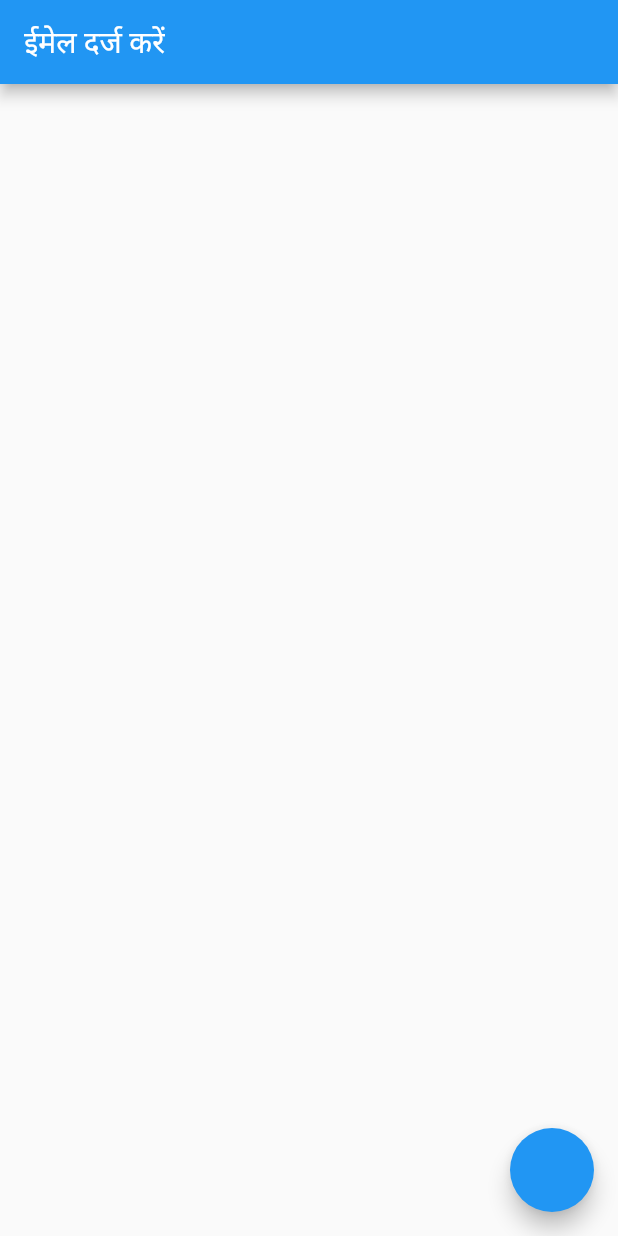
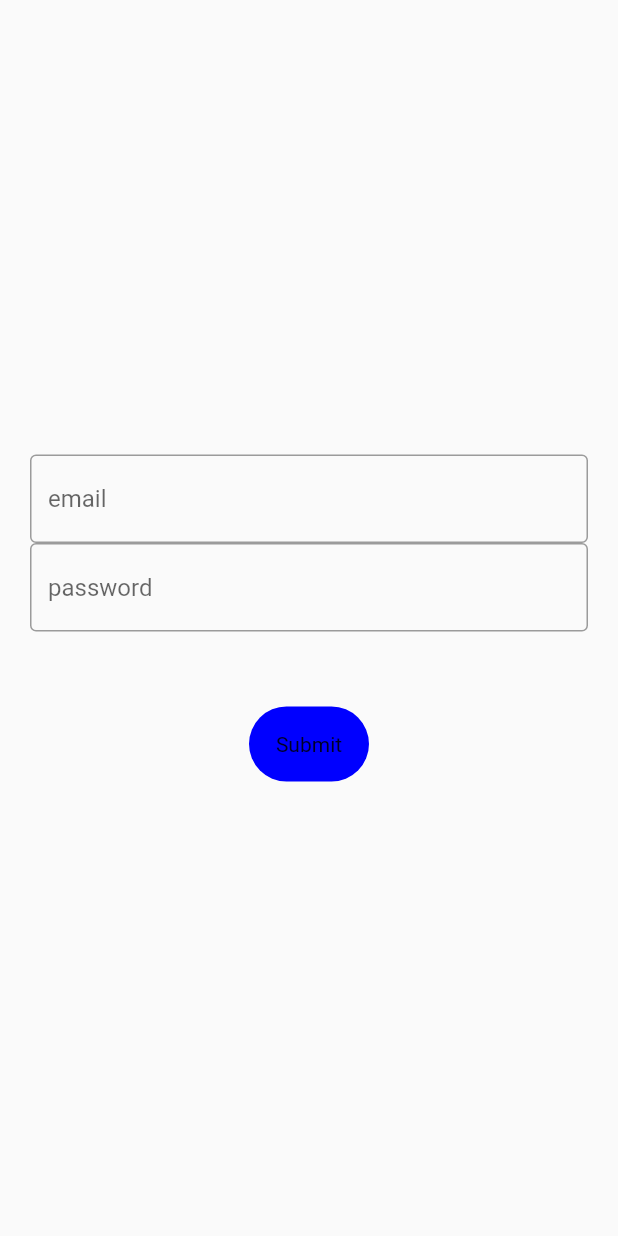
Before and after one commit to Surajpatra700/GetX_Project, a Flutter app: the screen it shows after launch, on a phone screen of 412 x 824 dp. Run offline on Flutter 3.47's test engine with Material 2 defaults, Android fonts, the phone set to English and light mode, and no system bars; our stand-ins replace fluttertoast, get, image_picker.

Commit message:
fifth commit

```diff
--- /dev/null
+++ b/assets/image_assets.dart
@@ -0,0 +1,3 @@
+class ImageAssets {
+  static const String splashScreen = "assets/images/bg.jpg";
+}
--- a/lib/data/network/network_api_services.dart
+++ b/lib/data/network/network_api_services.dart
@@ -39,7 +39,7 @@ class NetworkApiServices extends BaseApiServices {
     try {
       final response =
           await http.post(Uri.parse(url),
-          body: jsonEncode(data),
+          body: data,
           ).timeout(Duration(seconds: 10));
       responseJson = returnResponse(response);
     } on SocketException {
@@ -57,7 +57,8 @@ class NetworkApiServices extends BaseApiServices {
         dynamic responseJson = jsonDecode(response.body);
         return responseJson;
       case 400:
-        throw InvalidUrlException();
+        dynamic responseJson = jsonDecode(response.body);
+        return responseJson;
       default:
         throw FetchDataException();
     }
--- a/lib/main.dart
+++ b/lib/main.dart
@@ -27,8 +27,8 @@ class MyApp extends StatelessWidget {
     return GetMaterialApp(
       title: 'Flutter Demo',
       translations: Languages(),
-      locale: Locale("hi", "IN"),
-      //fallbackLocale: Locale("en","US"),
+      locale: Locale("en", "US"),
+      fallbackLocale: Locale("en","US"),
       debugShowCheckedModeBanner: false,
       theme: ThemeData(
         primarySwatch: Colors.blue,
--- /dev/null
+++ b/lib/repository/login_repository/login_repository.dart
@@ -0,0 +1,11 @@
+import 'package:getx_project/data/network/network_api_services.dart';
+import 'package:getx_project/resources/app_url/app_url.dart';
+
+class LoginRepository {
+  final _apiService = NetworkApiServices();
+
+  Future<dynamic> loginApi(var data) async {
+    dynamic response = _apiService.postApi(data, AppUrl.loginApi);
+    return response;
+  }
+}
--- /dev/null
+++ b/lib/resources/app_url/app_url.dart
@@ -0,0 +1,4 @@
+class AppUrl {
+  static const String baseUrl = "https://reqres.in";
+  static const String loginApi = "$baseUrl/api/login";
+}
--- a/lib/resources/colors/app_color.dart
+++ b/lib/resources/colors/app_color.dart
@@ -2,4 +2,7 @@ import 'package:flutter/material.dart';
 
 class AppColor {
   static const Color blackColor = Color(0xff000000);
+  static const Color blueColor = Color(0xff0000FF);
+  static const Color redColor = Color(0xffFF0000);
+  static const Color yellowColor = Color(0xffFFFF00);
 }
--- /dev/null
+++ b/lib/resources/components/round_button.dart
@@ -0,0 +1,32 @@
+// ignore_for_file: prefer_const_constructors, unused_import, implementation_imports
+
+import 'package:flutter/material.dart';
+import 'package:flutter/src/widgets/framework.dart';
+import 'package:flutter/src/widgets/placeholder.dart';
+import 'package:flutter/widgets.dart';
+import 'package:getx_project/resources/colors/app_color.dart';
+
+class RoundButton extends StatelessWidget {
+  final String title;
+  final double width, height;
+  final VoidCallback onPress;
+  final bool loading;
+  final Color textColor, buttonColor;
+  const RoundButton({super.key,required this.title,required this.onPress,this.height = 50, this.width =80, this.loading = false,this.textColor = AppColor.blackColor,this.buttonColor = AppColor.blueColor});
+
+  @override
+  Widget build(BuildContext context) {
+    return InkWell(
+      onTap: onPress,
+      child: Container(
+        height: height,
+        width: width,
+        decoration: BoxDecoration(
+          borderRadius: BorderRadius.circular(35),
+          color: buttonColor,
+        ),
+        child: loading ? Center(child: CircularProgressIndicator(),): Center(child: Text("Submit")),
+      ),
+    );
+  }
+}
--- a/lib/resources/getx_localization/languages.dart
+++ b/lib/resources/getx_localization/languages.dart
@@ -5,6 +5,10 @@ class Languages extends Translations {
   Map<String, Map<String, String>> get keys => {
     "en_US": {
       "email_hint" : "Enter email",
+      "internet_exception": "We are unable to load the data",
+      "splash_page": "Splash Screen",
+      "hint_email": "email",
+      "hint_password": "password"
     },
     "hi_IN": {
       "email_hint": "ईमेल दर्ज करें"
--- a/lib/resources/routes/routes.dart
+++ b/lib/resources/routes/routes.dart
@@ -1,5 +1,6 @@
 import 'package:get/get.dart';
 import 'package:getx_project/resources/routes/routes_name.dart';
+import 'package:getx_project/view/login/login_view.dart';
 import 'package:getx_project/view/splash_screen.dart';
 
 class AppRoutes {
@@ -10,5 +11,12 @@ class AppRoutes {
       transitionDuration: Duration(milliseconds: 250),
       transition: Transition.leftToRightWithFade,
     ),
+
+    GetPage(
+      name: RouteName.loginView,
+      page: ()=> LoginView(),
+      transitionDuration: Duration(milliseconds: 250),
+      transition: Transition.leftToRightWithFade,
+    ),
   ];
 }
--- a/lib/resources/routes/routes_name.dart
+++ b/lib/resources/routes/routes_name.dart
@@ -1,4 +1,5 @@
 class RouteName {
   static const String splashScreen = "/";   //   '/' refers to initial route.
-  static const String loginScreen = "/login_screen";
+  //static const String loginScreen = "/login_screen";
+  static const String loginView = "/login_view";
 }
--- /dev/null
+++ b/lib/view/login/login_view.dart
@@ -0,0 +1,91 @@
+import 'package:flutter/material.dart';
+import 'package:get/get.dart';
+import 'package:getx_project/resources/components/round_button.dart';
+import 'package:getx_project/utils/utils.dart';
+import 'package:getx_project/view_models/controller/login_view_model.dart';
+
+class LoginView extends StatefulWidget {
+  const LoginView({super.key});
+
+  @override
+  State<LoginView> createState() => _LoginViewState();
+}
+
+class _LoginViewState extends State<LoginView> {
+  final loginVM = Get.put(LoginViewModel());
+  final formKey = GlobalKey<FormState>();
+
+  @override
+  Widget build(BuildContext context) {
+    return Scaffold(
+      body: Center(
+        child: Padding(
+          padding: const EdgeInsets.symmetric(horizontal: 20.0),
+          child: Column(
+            mainAxisAlignment: MainAxisAlignment.center,
+            children: [
+              Form(
+                key: formKey,
+                child: Column(
+                  children: [
+                    TextFormField(
+                      controller: loginVM.emailController.value,
+                      focusNode: loginVM.emailFocusNode.value,
+                      decoration: InputDecoration(
+                        hintText: "hint_email".tr,
+                        border: OutlineInputBorder(),
+                      ),
+                      validator: (value) {
+                        if (value!.isEmpty) {
+                          Utils.snackBar("email", "Please enter your email");
+                        }
+                      },
+                      onFieldSubmitted: (value) {
+                        Utils.fieldFocusScope(
+                            context,
+                            loginVM.emailFocusNode.value,
+                            loginVM.passwordFocusNode.value);
+                      },
+                    ),
+                    TextFormField(
+                      controller: loginVM.passwordController.value,
+                      focusNode: loginVM.passwordFocusNode.value,
+                      obscureText: true,
+                      obscuringCharacter: "*",
+                      decoration: InputDecoration(
+                        hintText: "hint_password".tr,
+                        border: OutlineInputBorder(),
+                      ),
+                      validator: (value) {
+                        if (value!.isEmpty) {
+                          Utils.snackBar(
+                              "password", "Please enter your password");
+                        }
+                      },
+                      onFieldSubmitted: (value) {
+                        //Utils.fieldFocusScope(context, loginVM.emailFocusNode.value, loginVM.passwordFocusNode.value);
+                      },
+                    ),
+                  ],
+                ),
+              ),
+              SizedBox(
+                height: 50,
+              ),
+              Obx(
+                () => RoundButton(
+                    title: "submit",
+                    loading: loginVM.loading.value,
+                    onPress: () {
+                      if (formKey.currentState!.validate()) {
+                        loginVM.loginApi();
+                      }
+                    }),
+              ),
+            ],
+          ),
+        ),
+      ),
+    );
+  }
+}
--- /dev/null
+++ b/lib/view_models/controller/login_view_model.dart
@@ -0,0 +1,36 @@
+import 'package:flutter/widgets.dart';
+import 'package:get/get.dart';
+import 'package:getx_project/repository/login_repository/login_repository.dart';
+import 'package:getx_project/utils/utils.dart';
+
+class LoginViewModel extends GetxController {
+  final _api = LoginRepository();
+
+  final emailController = TextEditingController().obs;
+  final passwordController = TextEditingController().obs;
+
+  final emailFocusNode = FocusNode().obs;
+  final passwordFocusNode = FocusNode().obs;
+
+  RxBool loading = false.obs;
+
+  void loginApi() {
+    loading.value = true;
+    Map data = {
+      "email": emailController.value.text,
+      "password": passwordController.value.text,
+    };
+    _api.loginApi(data).then((value) {
+      loading.value = false;
+      if (value["error"] == "user not found") {
+        Utils.snackBar("login", value["error"]);
+      } else {
+        Utils.snackBar("login", "login succesfully");
+      }
+      Utils.snackBar("Login", "Login Succesfully");
+    }).onError((error, stackTrace) {
+      loading.value = false;
+      Utils.snackBar("Error", error.toString());
+    });
+  }
+}
```
Also changed, not shown: lib/resources/components/internet_exception_widget.dart (added, +15 -0 lines), lib/view/splash_screen.dart (+26 -0 lines), lib/view_models/services/splash_services.dart (added, +9 -0 lines), pubspec.yaml (+4 -3 lines), assets/images/bg.jpg (added).
